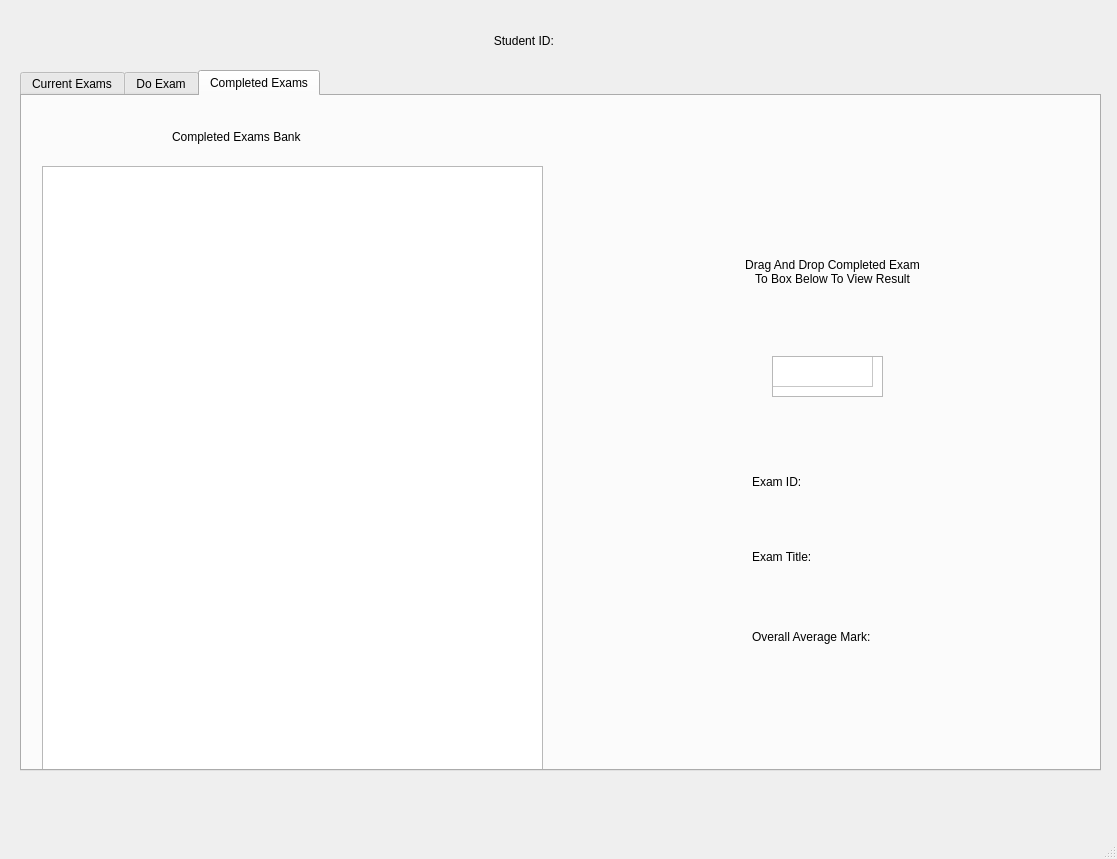
Qt form GUI/StudentGUIQtDesigner.ui (applet199/OOPCourseWorkTwo) before a commit.
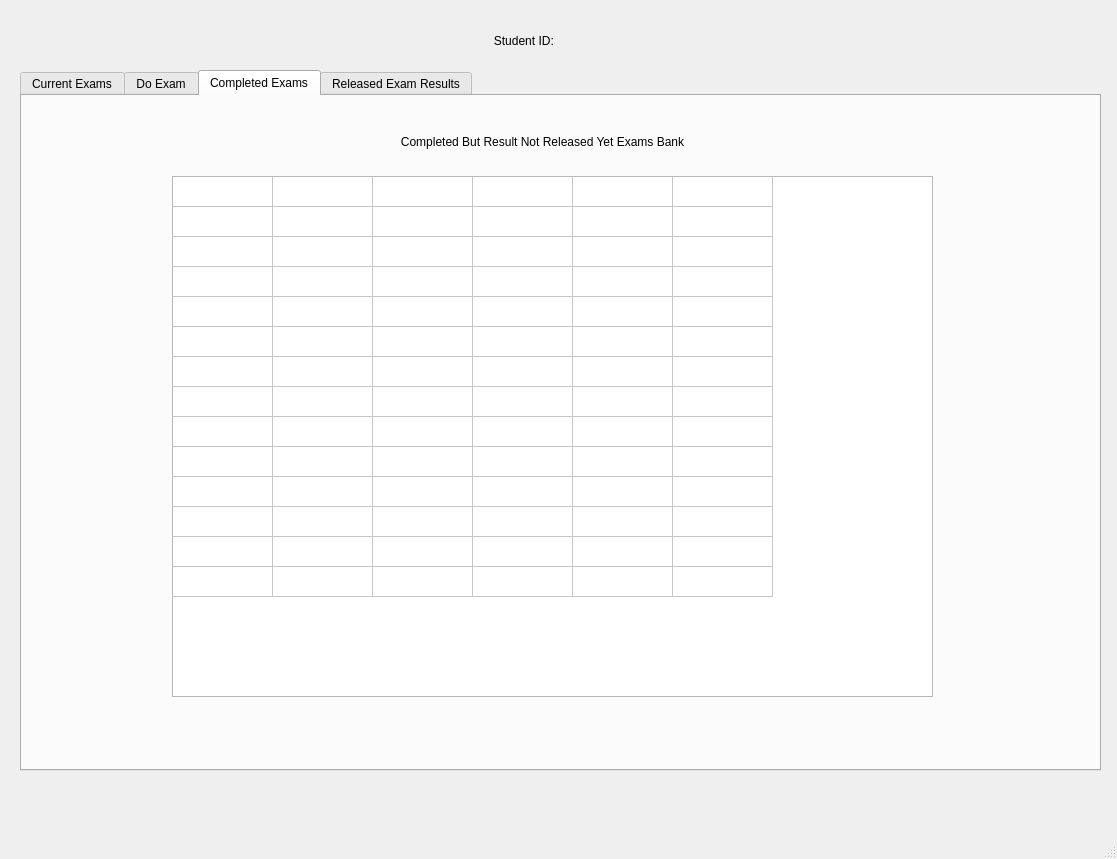
The same form after that commit. The open tabs and pages were chosen to show the change.

```diff
--- a/GUI/StudentGUIQtDesigner.ui
+++ b/GUI/StudentGUIQtDesigner.ui
@@ -390,107 +390,150 @@
      <widget class="QTableWidget" name="tableWidget_2">
       <property name="geometry">
        <rect>
-        <x>20</x>
-        <y>70</y>
-        <width>501</width>
-        <height>651</height>
-       </rect>
-      </property>
-     </widget>
-     <widget class="QLabel" name="label_8">
-      <property name="geometry">
-       <rect>
         <x>150</x>
-        <y>20</y>
-        <width>181</width>
-        <height>41</height>
+        <y>80</y>
+        <width>761</width>
+        <height>521</height>
        </rect>
       </property>
-      <property name="text">
-       <string>Completed Exams Bank</string>
+      <property name="rowCount">
+       <number>14</number>
       </property>
+      <property name="columnCount">
+       <number>6</number>
+      </property>
+      <attribute name="horizontalHeaderVisible">
+       <bool>false</bool>
+      </attribute>
+      <attribute name="verticalHeaderVisible">
+       <bool>false</bool>
+      </attribute>
+      <row/>
+      <row/>
+      <row/>
+      <row/>
+      <row/>
+      <row/>
+      <row/>
+      <row/>
+      <row/>
+      <row/>
+      <row/>
+      <row/>
+      <row/>
+      <row/>
+      <column/>
+      <column/>
+      <column/>
+      <column/>
+      <column/>
+      <column/>
      </widget>
-     <widget class="QLabel" name="label_9">
+     <widget class="QLabel" name="label_8">
       <property name="geometry">
        <rect>
-        <x>720</x>
-        <y>130</y>
-        <width>181</width>
-        <height>91</height>
+        <x>350</x>
+        <y>20</y>
+        <width>341</width>
+        <height>51</height>
        </rect>
       </property>
       <property name="text">
-       <string>Drag And Drop Completed Exam To Box Below To View Result</string>
+       <string>Completed But Result Not Released Yet Exams Bank</string>
       </property>
       <property name="alignment">
        <set>Qt::AlignCenter</set>
       </property>
-      <property name="wordWrap">
-       <bool>true</bool>
-      </property>
      </widget>
+    </widget>
+    <widget class="QWidget" name="tab_4">
+     <attribute name="title">
+      <string>Released Exam Results</string>
+     </attribute>
      <widget class="QTableWidget" name="tableWidget_6">
       <property name="geometry">
        <rect>
-        <x>750</x>
-        <y>260</y>
-        <width>111</width>
-        <height>41</height>
+        <x>90</x>
+        <y>90</y>
+        <width>531</width>
+        <height>541</height>
        </rect>
       </property>
-      <property name="rowCount">
-       <number>1</number>
+     </widget>
+     <widget class="QTableWidget" name="tableWidget_7">
+      <property name="geometry">
+       <rect>
+        <x>760</x>
+        <y>140</y>
+        <width>191</width>
+        <height>61</height>
+       </rect>
       </property>
-      <property name="columnCount">
-       <number>1</number>
+     </widget>
+     <widget class="QLabel" name="label_9">
+      <property name="geometry">
+       <rect>
+        <x>810</x>
+        <y>90</y>
+        <width>55</width>
+        <height>16</height>
+       </rect>
       </property>
-      <attribute name="horizontalHeaderVisible">
-       <bool>false</bool>
-      </attribute>
-      <attribute name="verticalHeaderVisible">
-       <bool>false</bool>
-      </attribute>
-      <row/>
-      <column/>
+      <property name="text">
+       <string>TextLabel</string>
+      </property>
+     </widget>
+     <widget class="QPushButton" name="pushButton_4">
+      <property name="geometry">
+       <rect>
+        <x>810</x>
+        <y>230</y>
+        <width>93</width>
+        <height>28</height>
+       </rect>
+      </property>
+      <property name="text">
+       <string>PushButton</string>
+      </property>
      </widget>
      <widget class="QLabel" name="label_10">
       <property name="geometry">
        <rect>
-        <x>730</x>
-        <y>360</y>
-        <width>211</width>
-        <height>51</height>
+        <x>820</x>
+        <y>290</y>
+        <width>55</width>
+        <height>16</height>
        </rect>
       </property>
       <property name="text">
-       <string>Exam ID: </string>
+       <string>TextLabel</string>
       </property>
      </widget>
-     <widget class="QLabel" name="label_11">
+     <widget class="QWidget" name="layoutWidget">
       <property name="geometry">
        <rect>
-        <x>730</x>
-        <y>510</y>
-        <width>191</width>
-        <height>61</height>
+        <x>680</x>
+        <y>350</y>
+        <width>341</width>
+        <height>251</height>
        </rect>
       </property>
-      <property name="text">
-       <string>Overall Average Mark: </string>
-      </property>
-     </widget>
-     <widget class="QLabel" name="label_12">
-      <property name="geometry">
-       <rect>
-        <x>730</x>
-        <y>430</y>
-        <width>191</width>
-        <height>61</height>
-       </rect>
-      </property>
-      <property name="text">
-       <string>Exam Title: </string>
-      </property>
+      <layout class="QVBoxLayout" name="verticalLayout">
+       <item>
+        <widget class="QLabel" name="label_11">
+         <property name="text">
+          <string>Exam ID: </string>
+         </property>
+        </widget>
+       </item>
+       <item>
+        <widget class="QLabel" name="label_12">
+         <property name="text">
+          <string>Overall Average Mark Percentage: </string>
+         </property>
+        </widget>
+       </item>
+      </layout>
      </widget>
     </widget>
    </widget>
```
Left out of the diff: 2 changed lines with no effect on the pictures.
